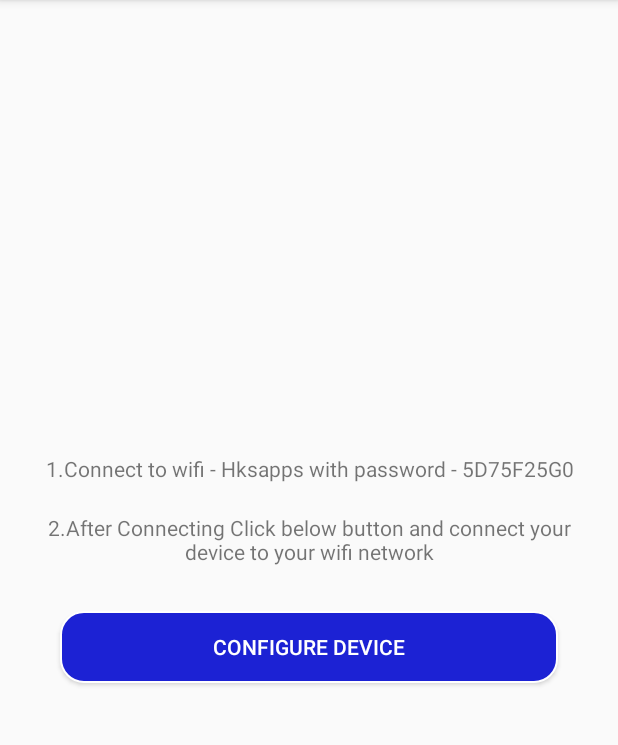
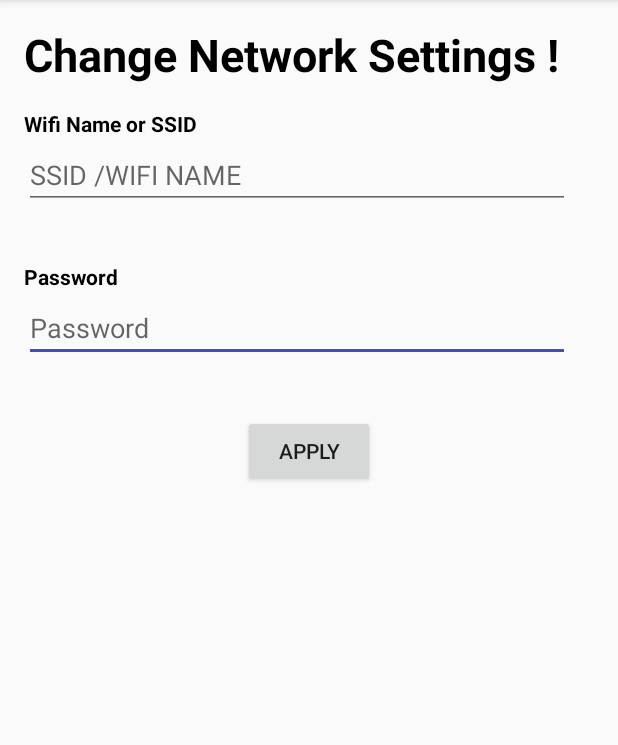
Before and after one commit to kamalakarrao/ModernHomes, an Android app: the WifiActivity screen opened directly, with no data from a screen before it, after a tap on "CONFIGURE DEVICE", on a phone screen of 412 x 824 dp, the part 84-829 px from its top. Run offline under Robolectric (Android 15) with nearby library versions, the light colour scheme and no system bars; our stand-ins replace Firebase (no records; nobody signed in at launch, a user with empty details on screens opened directly).

Commit message:
Added Setup Screen Added ProgressBar when a switch is turned ON or OFF

```diff
--- a/app/src/main/AndroidManifest.xml
+++ b/app/src/main/AndroidManifest.xml
@@ -31,7 +31,8 @@
             android:name=".SwitchesScreen"
             android:label="@string/title_activity_switches_screen"
             android:theme="@style/AppTheme.NoActionBar" />
-        <activity android:name=".WifiActivity"></activity>
+        <activity android:name=".WifiActivity" />
+        <activity android:name=".SetupActivity"></activity>
     </application>
 
 </manifest>
--- /dev/null
+++ b/app/src/main/java/com/hksapps/kamal/modernhomes/SetupActivity.java
@@ -0,0 +1,55 @@
+package com.hksapps.kamal.modernhomes;
+
+import android.support.v7.app.AppCompatActivity;
+import android.os.Bundle;
+import android.view.View;
+import android.widget.Button;
+import android.widget.EditText;
+import android.widget.TextView;
+import android.widget.Toast;
+
+import com.google.firebase.database.DatabaseReference;
+import com.google.firebase.database.FirebaseDatabase;
+
+public class SetupActivity extends AppCompatActivity {
+    EditText edit_pwd,edit_name;
+    TextView tv_wrongname,tv_invalidpwd;
+    Button button;
+    @Override
+    protected void onCreate(Bundle savedInstanceState) {
+        super.onCreate(savedInstanceState);
+        setContentView(R.layout.activity_setup);
+        button = (Button) findViewById(R.id.button);
+        edit_name = (EditText) findViewById(R.id.edit_name);
+        edit_pwd = (EditText) findViewById(R.id.edit_pwd);
+        tv_invalidpwd = (TextView) findViewById(R.id.tv_invalidpwd);
+        tv_wrongname= (TextView) findViewById(R.id.tv_wrongname);
+        tv_wrongname.setVisibility(View.INVISIBLE);
+        tv_invalidpwd.setVisibility(View.INVISIBLE);
+
+        button.setOnClickListener(new View.OnClickListener() {
+            @Override
+            public void onClick(View view) {
+                tv_wrongname.setVisibility(View.INVISIBLE);
+                tv_invalidpwd.setVisibility(View.INVISIBLE);
+                if (edit_name.getText().toString()!=null && edit_name.getText().toString().length()>0){
+                    if (edit_pwd.getText().toString()!=null && edit_pwd.getText().toString().length()>7){
+                        String name = edit_name.getText().toString();
+                        String password = edit_pwd.getText().toString();
+                        updateData(name,password);
+                        Toast.makeText(SetupActivity.this, "All right !", Toast.LENGTH_SHORT).show();
+
+                    }else {
+                        tv_invalidpwd.setVisibility(View.VISIBLE);
+                    }
+                }else {
+                    tv_wrongname.setVisibility(View.VISIBLE);
+                }
+            }
+        });
+    }
+
+    private void updateData(String name, String password) {
+//        DatabaseReference ref3 = FirebaseDatabase.getInstance().getReference().child("Devices").child(room_id).child("switches");
+    }
+}
--- a/app/src/main/java/com/hksapps/kamal/modernhomes/SwitchHolder.java
+++ b/app/src/main/java/com/hksapps/kamal/modernhomes/SwitchHolder.java
@@ -3,6 +3,7 @@ package com.hksapps.kamal.modernhomes;
 import android.support.v7.widget.CardView;
 import android.support.v7.widget.RecyclerView;
 import android.view.View;
+import android.widget.ProgressBar;
 import android.widget.Switch;
 import android.widget.TextView;
 
@@ -12,6 +13,7 @@ public class SwitchHolder extends RecyclerView.ViewHolder {
    public Switch switch_status;
    public CardView switch_card_view;
    public TextView switch_img;
+   public ProgressBar pbHeaderProgress;
     public SwitchHolder(View itemView) {
         super(itemView);
 
@@ -19,6 +21,8 @@ public class SwitchHolder extends RecyclerView.ViewHolder {
         switch_status  = (Switch) itemView.findViewById(R.id.switch_toggle);
         switch_card_view = (CardView) itemView.findViewById(R.id.switch_card_view);
         switch_img = (TextView) itemView.findViewById(R.id.switch_img);
+        pbHeaderProgress = (ProgressBar) itemView.findViewById(R.id.pbHeaderProgress);
+        pbHeaderProgress.setVisibility(View.GONE);
 
 
     }
--- a/app/src/main/java/com/hksapps/kamal/modernhomes/SwitchesScreen.java
+++ b/app/src/main/java/com/hksapps/kamal/modernhomes/SwitchesScreen.java
@@ -122,18 +122,21 @@ public class SwitchesScreen extends AppCompatActivity {
                     if (model.getStatus().equals("off")||model.getStatus().equals("on")) {
                       //  Toast.makeText(SwitchesScreen.this, "Processing", Toast.LENGTH_SHORT).show();
 
-                        holder.switch_card_view.setCardBackgroundColor(Color.parseColor("#cbcbcc"));
+//                        holder.switch_card_view.setCardBackgroundColor(Color.parseColor("#cbcbcc"));
+                        holder.pbHeaderProgress.setVisibility(View.VISIBLE);
                     }
                     if (model.getStatus().equals("on_confirmed")) {
 
+                        holder.pbHeaderProgress.setVisibility(View.GONE);
 
-                        holder.switch_card_view.setCardBackgroundColor(Color.parseColor("#ffffff"));
+//                        holder.switch_card_view.setCardBackgroundColor(Color.parseColor("#ffffff"));
 
                         holder.switch_status.setChecked(true);
 
                     } if (model.getStatus().equals("off_confirmed")) {
+                        holder.pbHeaderProgress.setVisibility(View.GONE);
 
-                        holder.switch_card_view.setCardBackgroundColor(Color.parseColor("#ffffff"));
+//                        holder.switch_card_view.setCardBackgroundColor(Color.parseColor("#ffffff"));
 
                         holder.switch_status.setChecked(false);
 
--- a/app/src/main/java/com/hksapps/kamal/modernhomes/WifiActivity.java
+++ b/app/src/main/java/com/hksapps/kamal/modernhomes/WifiActivity.java
@@ -19,11 +19,13 @@ public class WifiActivity extends AppCompatActivity {
         wifi_config.setOnClickListener(new View.OnClickListener() {
             @Override
             public void onClick(View view) {
+                Intent i = new Intent(WifiActivity.this,SetupActivity.class);
+                startActivity(i);
 
-                String url = "http://192.168.4.1";
-                Intent i = new Intent(Intent.ACTION_VIEW);
-                i.setData(Uri.parse(url));
-                startActivity(i);
+//                String url = "http://192.168.4.1";
+//                Intent i = new Intent(Intent.ACTION_VIEW);
+//                i.setData(Uri.parse(url));
+//                startActivity(i);
 
             }
         });
--- /dev/null
+++ b/app/src/main/res/layout/activity_setup.xml
@@ -0,0 +1,118 @@
+<?xml version="1.0" encoding="utf-8"?>
+<android.support.constraint.ConstraintLayout xmlns:android="http://schemas.android.com/apk/res/android"
+    xmlns:app="http://schemas.android.com/apk/res-auto"
+    xmlns:tools="http://schemas.android.com/tools"
+    android:layout_width="match_parent"
+    android:layout_height="match_parent"
+    tools:context=".SetupActivity">
+
+
+    <EditText
+        android:id="@+id/edit_pwd"
+        android:layout_width="match_parent"
+        android:layout_height="wrap_content"
+        android:layout_marginEnd="32dp"
+        android:layout_marginLeft="16dp"
+        android:layout_marginRight="32dp"
+        android:layout_marginStart="16dp"
+        android:layout_marginTop="2dp"
+        android:hint="Password"
+        app:layout_constraintEnd_toEndOf="parent"
+        app:layout_constraintHorizontal_bias="1.0"
+        app:layout_constraintStart_toStartOf="parent"
+        app:layout_constraintTop_toBottomOf="@+id/textView5" />
+
+    <TextView
+        android:id="@+id/textView3"
+        android:layout_width="wrap_content"
+        android:layout_height="wrap_content"
+        android:layout_marginLeft="16dp"
+        android:layout_marginStart="16dp"
+        android:layout_marginTop="16dp"
+        android:text="Change Network Settings !"
+        android:textAllCaps="false"
+        android:textColor="@android:color/background_dark"
+        android:textSize="30sp"
+        android:textStyle="bold"
+        app:layout_constraintStart_toStartOf="parent"
+        app:layout_constraintTop_toTopOf="parent" />
+
+    <TextView
+        android:id="@+id/textView4"
+        android:layout_width="wrap_content"
+        android:layout_height="wrap_content"
+        android:layout_marginLeft="16dp"
+        android:layout_marginStart="16dp"
+        android:layout_marginTop="16dp"
+        android:text="Wifi Name or SSID"
+        android:textColor="@android:color/black"
+        android:textStyle="bold"
+        app:layout_constraintStart_toStartOf="parent"
+        app:layout_constraintTop_toBottomOf="@+id/textView3" />
+
+    <EditText
+        android:id="@+id/edit_name"
+        android:layout_width="0dp"
+        android:layout_height="wrap_content"
+        android:layout_marginEnd="32dp"
+        android:layout_marginLeft="16dp"
+        android:layout_marginRight="32dp"
+        android:layout_marginStart="16dp"
+        android:layout_marginTop="2dp"
+        android:hint="SSID /WIFI NAME"
+        app:layout_constraintEnd_toEndOf="parent"
+        app:layout_constraintHorizontal_bias="0.0"
+        app:layout_constraintStart_toStartOf="parent"
+        app:layout_constraintTop_toBottomOf="@+id/textView4" />
+
+    <TextView
+        android:id="@+id/textView5"
+        android:layout_width="wrap_content"
+        android:layout_height="wrap_content"
+        android:layout_marginLeft="16dp"
+        android:layout_marginStart="16dp"
+        android:layout_marginTop="16dp"
+        android:text="Password"
+        android:textColor="@android:color/black"
+        android:textStyle="bold"
+        app:layout_constraintStart_toStartOf="parent"
+        app:layout_constraintTop_toBottomOf="@+id/tv_wrongname" />
+
+    <Button
+        android:id="@+id/button"
+        android:layout_width="wrap_content"
+        android:layout_height="wrap_content"
+        android:layout_marginEnd="32dp"
+        android:layout_marginLeft="32dp"
+        android:layout_marginRight="32dp"
+        android:layout_marginStart="32dp"
+        android:layout_marginTop="16dp"
+        android:text="Apply"
+        app:layout_constraintEnd_toEndOf="parent"
+        app:layout_constraintStart_toStartOf="parent"
+        app:layout_constraintTop_toBottomOf="@+id/tv_invalidpwd" />
+
+    <TextView
+        android:id="@+id/tv_wrongname"
+        android:layout_width="wrap_content"
+        android:layout_height="wrap_content"
+        android:layout_marginLeft="16dp"
+        android:layout_marginStart="16dp"
+        android:text="Invalid SSID or Name !"
+        android:textColor="@android:color/holo_red_dark"
+        android:textStyle="bold"
+        app:layout_constraintStart_toStartOf="parent"
+        app:layout_constraintTop_toBottomOf="@+id/edit_name" />
+
+    <TextView
+        android:id="@+id/tv_invalidpwd"
+        android:layout_width="wrap_content"
+        android:layout_height="wrap_content"
+        android:layout_marginLeft="16dp"
+        android:layout_marginStart="16dp"
+        android:text="Invalid Password !"
+        android:textColor="@android:color/holo_red_dark"
+        android:textStyle="bold"
+        app:layout_constraintStart_toStartOf="parent"
+        app:layout_constraintTop_toBottomOf="@+id/edit_pwd" />
+</android.support.constraint.ConstraintLayout>
--- a/app/src/main/res/layout/switch_recycler_ui.xml
+++ b/app/src/main/res/layout/switch_recycler_ui.xml
@@ -17,6 +17,13 @@
         android:elevation="3dp"
 
         card_view:cardCornerRadius="@dimen/card_radius">
+
+            <ProgressBar
+                android:id="@+id/pbHeaderProgress"
+                android:layout_width="wrap_content"
+                android:layout_gravity="center"
+                android:layout_height="wrap_content" >
+            </ProgressBar>
 
         <LinearLayout
             android:layout_width="match_parent"
```
